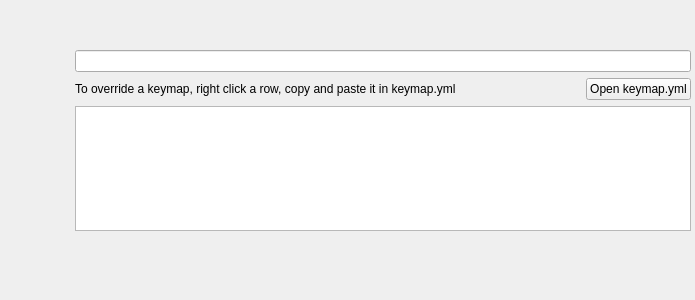
Qt form widgets/src/KeymapConfigView.ui (silkedit/silkedit) before a commit.
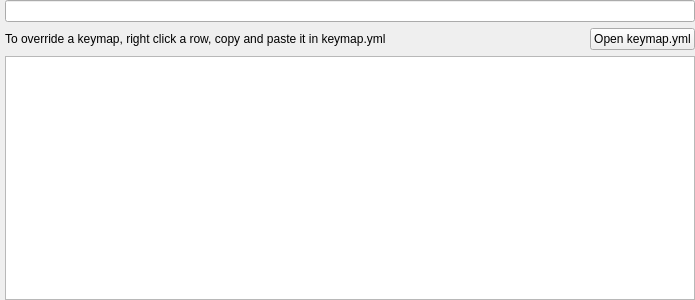
The same form after that commit. Custom widgets are drawn as their Qt base class.

The edit to the form file:
```diff
--- a/widgets/src/KeymapConfigView.ui
+++ b/widgets/src/KeymapConfigView.ui
@@ -10,19 +10,22 @@
     <height>300</height>
    </rect>
   </property>
-  <widget class="QWidget" name="verticalLayoutWidget">
-   <property name="geometry">
-    <rect>
-     <x>70</x>
-     <y>50</y>
-     <width>621</width>
-     <height>181</height>
-    </rect>
-   </property>
    <layout class="QVBoxLayout" name="rootLayout">
+   <property name="spacing">
+    <number>6</number>
+   </property>
     <property name="leftMargin">
      <number>5</number>
     </property>
+   <property name="topMargin">
+    <number>0</number>
+   </property>
+   <property name="rightMargin">
+    <number>0</number>
+   </property>
+   <property name="bottomMargin">
+    <number>0</number>
+   </property>
     <item>
      <widget class="QLineEdit" name="filterLine">
       <property name="clearButtonEnabled">
@@ -81,7 +84,6 @@
      </widget>
     </item>
    </layout>
-  </widget>
  </widget>
  <customwidgets>
   <customwidget>
```
Lines whose indentation alone changed are shown as unchanged.
